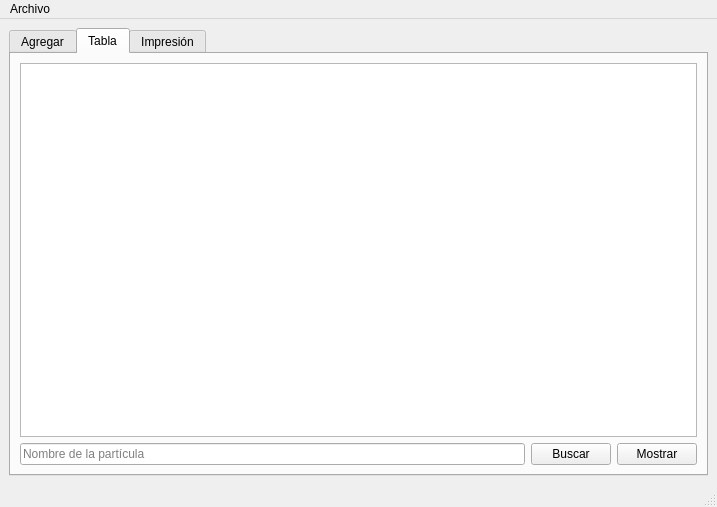
Above: mainwindow.ui from edalcala42/Administrador-de-particulas before the change. Below: the same form after it.
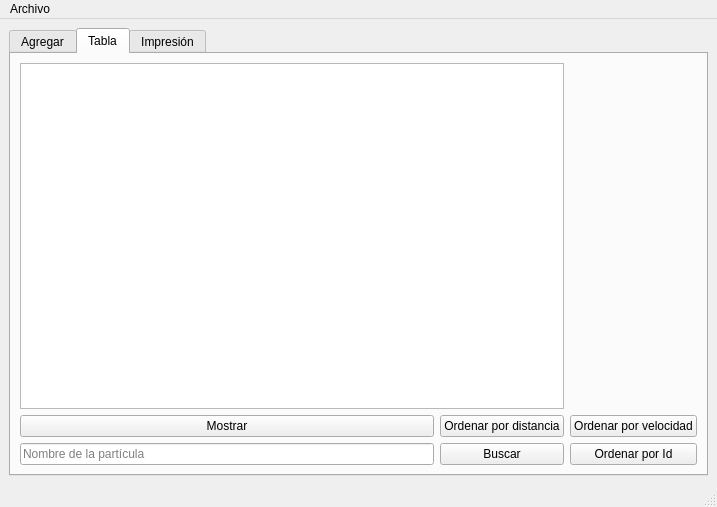
That is the form after the change. The open tabs and pages were chosen to show the change.

Commit message: Se crearon tres nuevos botones alusivos al orden de las partículas.

```diff
--- a/mainwindow.ui
+++ b/mainwindow.ui
@@ -15,7 +15,7 @@
   </property>
   <widget class="QWidget" name="centralwidget">
    <layout class="QGridLayout" name="gridLayout_3">
-    <item row="1" column="0">
+    <item row="0" column="0">
      <widget class="QTabWidget" name="tabWidget">
       <property name="currentIndex">
        <number>2</number>
@@ -198,30 +198,51 @@
         <string>Tabla</string>
        </attribute>
        <layout class="QGridLayout" name="gridLayout_4">
-        <item row="0" column="0" colspan="3">
-         <widget class="QTableWidget" name="tabla"/>
-        </item>
-        <item row="1" column="0">
+        <item row="4" column="0">
          <widget class="QLineEdit" name="buscar_lineEdit">
           <property name="placeholderText">
            <string>Nombre de la partícula</string>
           </property>
          </widget>
         </item>
-        <item row="1" column="1">
+        <item row="0" column="0" colspan="2">
+         <widget class="QTableWidget" name="tabla"/>
+        </item>
+        <item row="4" column="1">
          <widget class="QPushButton" name="buscar_pushButton">
           <property name="text">
            <string>Buscar</string>
           </property>
          </widget>
         </item>
-        <item row="1" column="2">
+        <item row="2" column="0">
          <widget class="QPushButton" name="mostrar_tabla_pushButton">
           <property name="text">
            <string>Mostrar</string>
           </property>
          </widget>
         </item>
+        <item row="4" column="2">
+         <widget class="QPushButton" name="Orden_ID_pushButton">
+          <property name="text">
+           <string>Ordenar por Id</string>
+          </property>
+         </widget>
+        </item>
+        <item row="2" column="1">
+         <widget class="QPushButton" name="Orden_Distancia_pushButton">
+          <property name="text">
+           <string>Ordenar por distancia</string>
+          </property>
+         </widget>
+        </item>
+        <item row="2" column="2">
+         <widget class="QPushButton" name="Orden_Velocidad_pushButton">
+          <property name="text">
+           <string>Ordenar por velocidad</string>
+          </property>
+         </widget>
+        </item>
        </layout>
       </widget>
       <widget class="QWidget" name="tab_3">
```
Left out of the diff: 2 changed lines with no effect on the pictures.
